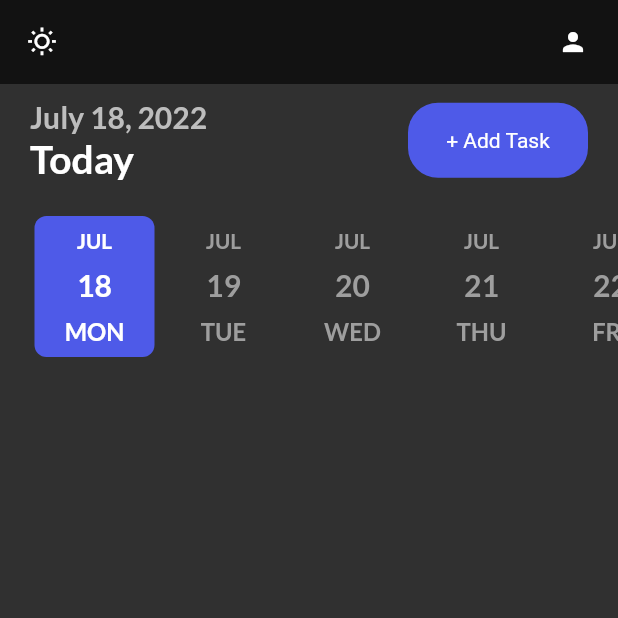
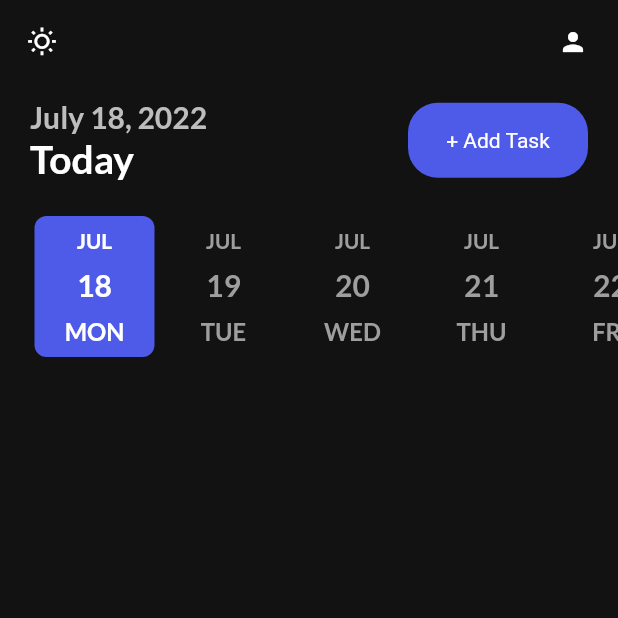
Before and after one commit to mostafijur566/todo_app_flutter, a Flutter app: the screen it shows after launch, after a tap on the "nightlight round" icon, on a phone screen of 412 x 824 dp, the top half of it. Run offline on Flutter 3.47's test engine with Material 2 defaults, Android fonts, the phone set to English and light mode, and no system bars; drawn by our look-alikes of date_picker_timeline; our stand-ins replace flutter_local_notifications, get, get_storage, google_fonts, timezone.

Commit message:
task model added

```diff
--- /dev/null
+++ b/lib/models/task.dart
@@ -0,0 +1,54 @@
+class Task{
+  int? id;
+  String? title;
+  String? note;
+  int? isCompleted;
+  String? date;
+  String? startTime;
+  String? endTime;
+  int? color;
+  int? remind;
+  String? repeat;
+
+  Task({
+    this.id,
+    this.title,
+    this.note,
+    this.isCompleted,
+    this.date,
+    this.startTime,
+    this.endTime,
+    this.color,
+    this.remind,
+    this.repeat
+  });
+
+  Task.fromJson(Map<String, dynamic> json){
+    id = json['id'];
+    title = json['title'];
+    note = json['note'];
+    isCompleted = json['isCompleted'];
+    date = json['date'];
+    startTime = json['startTime'];
+    endTime = json['endTime'];
+    color = json['color'];
+    remind = json['remind'];
+    repeat = json['repeat'];
+  }
+
+  Map<String, dynamic> toJson() {
+    final Map<String, dynamic> data = Map<String, dynamic>();
+    data['id'] = id;
+    data['title'] = title;
+    data['note'] = note;
+    data['isCompleted'] = isCompleted;
+    data['date'] = date;
+    data['startTime'] = startTime;
+    data['endTime'] = endTime;
+    data['color'] = color;
+    data['remind'] = remind;
+    data['repeat'] = repeat;
+
+    return data;
+  }
+}
--- a/lib/ui/home_page.dart
+++ b/lib/ui/home_page.dart
@@ -34,6 +34,7 @@ class _HomePageState extends State<HomePage> {
   @override
   Widget build(BuildContext context) {
     return Scaffold(
+      backgroundColor: context.theme.backgroundColor,
       appBar: _appBar(),
       body: Column(
         children: [
--- a/pubspec.yaml
+++ b/pubspec.yaml
@@ -41,6 +41,7 @@ dependencies:
   intl: ^0.17.0
   google_fonts: ^3.0.1
   date_picker_timeline: ^1.2.3
+  sqflite:
 
 dev_dependencies:
   flutter_test:
```
Also changed, not shown: lib/ui/add_task_page.dart (+9 -3 lines), pubspec.lock.
